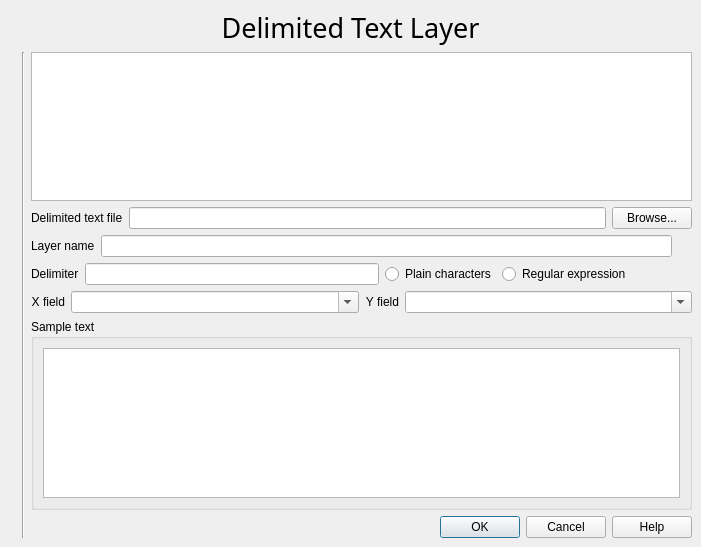
qgis/QGIS, file src/plugins/delimited_text/qgsdelimitedtextpluginguibase.ui: the form before one commit.
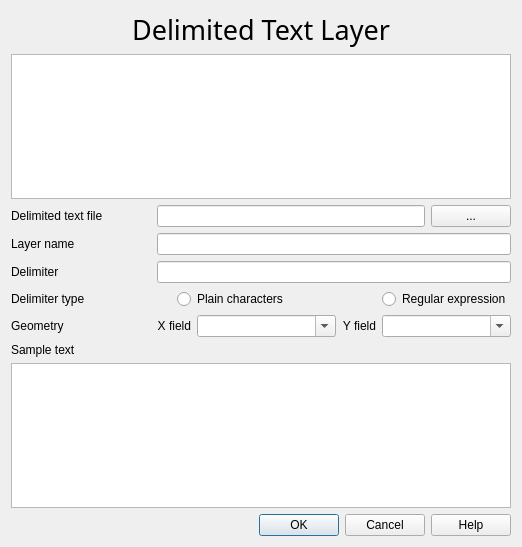
The form after the commit. Icons and pictures are not drawn. Custom widgets are drawn as their Qt base class.

```diff
--- a/src/plugins/delimited_text/qgsdelimitedtextpluginguibase.ui
+++ b/src/plugins/delimited_text/qgsdelimitedtextpluginguibase.ui
@@ -5,7 +5,7 @@
    <rect>
     <x>0</x>
     <y>0</y>
-    <width>701</width>
+    <width>522</width>
     <height>547</height>
    </rect>
   </property>
@@ -18,25 +18,7 @@
    </iconset>
   </property>
   <layout class="QGridLayout" >
-   <property name="leftMargin" >
-    <number>9</number>
-   </property>
-   <property name="topMargin" >
-    <number>9</number>
-   </property>
-   <property name="rightMargin" >
-    <number>9</number>
-   </property>
-   <property name="bottomMargin" >
-    <number>9</number>
-   </property>
-   <property name="horizontalSpacing" >
-    <number>6</number>
-   </property>
-   <property name="verticalSpacing" >
-    <number>6</number>
-   </property>
-   <item row="0" column="0" colspan="3" >
+   <item row="0" column="0" colspan="7" >
     <widget class="QLabel" name="txtHeading" >
      <property name="font" >
       <font>
@@ -57,7 +39,7 @@
      </property>
     </widget>
    </item>
-   <item row="1" column="2" >
+   <item row="1" column="0" colspan="7" >
     <widget class="QTextEdit" name="teInstructions" >
      <property name="readOnly" >
       <bool>true</bool>
@@ -65,119 +47,28 @@
      <property name="html" >
       <string>&lt;html>&lt;head>&lt;meta name="qrichtext" content="1" />&lt;style type="text/css">
 p, li { white-space: pre-wrap; }
-&lt;/style>&lt;/head>&lt;body style=" font-family:'Verdana'; font-size:10pt; font-weight:400; font-style:normal;">
-&lt;p style="-qt-paragraph-type:empty; margin-top:0px; margin-bottom:0px; margin-left:0px; margin-right:0px; -qt-block-indent:0; text-indent:0px;">&lt;/p>&lt;/body>&lt;/html></string>
+&lt;/style>&lt;/head>&lt;body style=" font-family:'Sans Serif'; font-size:10pt; font-weight:400; font-style:normal;">
+&lt;p style="-qt-paragraph-type:empty; margin-top:0px; margin-bottom:0px; margin-left:0px; margin-right:0px; -qt-block-indent:0; text-indent:0px; font-family:'Verdana';">&lt;/p>&lt;/body>&lt;/html></string>
      </property>
     </widget>
    </item>
-   <item row="5" column="2" >
-    <layout class="QHBoxLayout" >
-     <property name="spacing" >
-      <number>6</number>
-     </property>
-     <property name="leftMargin" >
-      <number>0</number>
-     </property>
-     <property name="topMargin" >
-      <number>0</number>
-     </property>
-     <property name="rightMargin" >
-      <number>0</number>
-     </property>
-     <property name="bottomMargin" >
-      <number>0</number>
-     </property>
-     <item>
-      <widget class="QLabel" name="textLabel2" >
-       <property name="text" >
-        <string>&lt;p align="right">X field&lt;/p></string>
-       </property>
-      </widget>
-     </item>
-     <item>
-      <widget class="QComboBox" name="cmbXField" >
-       <property name="sizePolicy" >
-        <sizepolicy vsizetype="Fixed" hsizetype="Expanding" >
-         <horstretch>0</horstretch>
-         <verstretch>0</verstretch>
-        </sizepolicy>
-       </property>
-       <property name="minimumSize" >
-        <size>
-         <width>120</width>
-         <height>0</height>
-        </size>
-       </property>
-       <property name="toolTip" >
-        <string>Name of the field containing x values</string>
-       </property>
-       <property name="whatsThis" >
-        <string>Name of the field containing x values. Choose a field from the list. The list is generated by parsing the header row of the delimited text file.</string>
-       </property>
-       <property name="editable" >
-        <bool>true</bool>
-       </property>
-      </widget>
-     </item>
-     <item>
-      <widget class="QLabel" name="textLabel2_2" >
-       <property name="text" >
-        <string>&lt;p align="right">Y field&lt;/p></string>
-       </property>
-      </widget>
-     </item>
-     <item>
-      <widget class="QComboBox" name="cmbYField" >
-       <property name="sizePolicy" >
-        <sizepolicy vsizetype="Fixed" hsizetype="Expanding" >
-         <horstretch>0</horstretch>
-         <verstretch>0</verstretch>
-        </sizepolicy>
-       </property>
-       <property name="minimumSize" >
-        <size>
-         <width>120</width>
-         <height>0</height>
-        </size>
-       </property>
-       <property name="toolTip" >
-        <string>Name of the field containing y values</string>
-       </property>
-       <property name="whatsThis" >
-        <string>Name of the field containing y values. Choose a field from the list. The list is generated by parsing the header row of the delimited text file.</string>
-       </property>
-       <property name="editable" >
-        <bool>true</bool>
-       </property>
-      </widget>
-     </item>
-    </layout>
-   </item>
-   <item row="2" column="2" >
-    <layout class="QHBoxLayout" >
-     <property name="spacing" >
-      <number>6</number>
-     </property>
-     <property name="leftMargin" >
-      <number>0</number>
-     </property>
-     <property name="topMargin" >
-      <number>0</number>
-     </property>
-     <property name="rightMargin" >
-      <number>0</number>
-     </property>
-     <property name="bottomMargin" >
-      <number>0</number>
-     </property>
-     <item>
+   <item row="2" column="0" >
       <widget class="QLabel" name="textLabel1" >
+     <property name="sizePolicy" >
+      <sizepolicy vsizetype="Preferred" hsizetype="MinimumExpanding" >
+       <horstretch>0</horstretch>
+       <verstretch>0</verstretch>
+      </sizepolicy>
+     </property>
        <property name="text" >
         <string>Delimited text file</string>
        </property>
-      </widget>
-     </item>
-     <item>
+     <property name="buddy" >
+      <cstring>txtFilePath</cstring>
+     </property>
+    </widget>
+   </item>
+   <item row="2" column="1" colspan="5" >
       <widget class="QgsFileDropEdit" name="txtFilePath" >
        <property name="toolTip" >
         <string>Full path to the delimited text file</string>
@@ -190,7 +81,7 @@
        </property>
       </widget>
      </item>
-     <item>
+   <item row="2" column="6" >
       <widget class="QPushButton" name="btnBrowseForFile" >
        <property name="enabled" >
         <bool>true</bool>
@@ -202,37 +93,27 @@
         <string>Use this button to browse to the location of the delimited text file. This button will not be enabled until a delimiter has been entered in the &lt;i>Delimiter&lt;/i> box. Once a file is chosen, the X and Y field drop-down boxes will be populated with the fields from the delimited text file.</string>
        </property>
        <property name="text" >
-        <string>Browse...</string>
+      <string>...</string>
        </property>
       </widget>
      </item>
-    </layout>
-   </item>
-   <item row="3" column="2" >
-    <layout class="QHBoxLayout" >
-     <property name="spacing" >
-      <number>6</number>
-     </property>
-     <property name="leftMargin" >
-      <number>0</number>
-     </property>
-     <property name="topMargin" >
-      <number>0</number>
-     </property>
-     <property name="rightMargin" >
-      <number>0</number>
-     </property>
-     <property name="bottomMargin" >
-      <number>0</number>
-     </property>
-     <item>
+   <item row="3" column="0" >
       <widget class="QLabel" name="textLabel1_2" >
+     <property name="sizePolicy" >
+      <sizepolicy vsizetype="Preferred" hsizetype="MinimumExpanding" >
+       <horstretch>0</horstretch>
+       <verstretch>0</verstretch>
+      </sizepolicy>
+     </property>
        <property name="text" >
         <string>Layer name</string>
        </property>
-      </widget>
-     </item>
-     <item>
+     <property name="buddy" >
+      <cstring>txtLayerName</cstring>
+     </property>
+    </widget>
+   </item>
+   <item row="3" column="1" colspan="6" >
       <widget class="QLineEdit" name="txtLayerName" >
        <property name="toolTip" >
         <string>Name to display in the map legend</string>
@@ -242,112 +123,10 @@
        </property>
       </widget>
      </item>
-     <item>
-      <spacer>
-       <property name="orientation" >
-        <enum>Qt::Horizontal</enum>
-       </property>
-       <property name="sizeType" >
-        <enum>QSizePolicy::Fixed</enum>
-       </property>
-       <property name="sizeHint" >
-        <size>
-         <width>20</width>
-         <height>21</height>
-        </size>
-       </property>
-      </spacer>
-     </item>
-    </layout>
-   </item>
-   <item row="7" column="2" >
-    <widget class="QDialogButtonBox" name="buttonBox" >
-     <property name="orientation" >
-      <enum>Qt::Horizontal</enum>
-     </property>
-     <property name="standardButtons" >
-      <set>QDialogButtonBox::Cancel|QDialogButtonBox::Help|QDialogButtonBox::NoButton|QDialogButtonBox::Ok</set>
-     </property>
-    </widget>
-   </item>
-   <item rowspan="7" row="1" column="0" >
-    <widget class="QLabel" name="pixmapLabel1" >
-     <property name="pixmap" >
-      <pixmap resource="delimited_text.qrc" >:/delimited_text.png</pixmap>
-     </property>
-     <property name="scaledContents" >
-      <bool>false</bool>
-     </property>
-    </widget>
-   </item>
-   <item row="6" column="2" >
-    <widget class="QGroupBox" name="groupBox" >
-     <property name="title" >
-      <string>Sample text</string>
-     </property>
-     <layout class="QGridLayout" >
-      <property name="leftMargin" >
-       <number>9</number>
-      </property>
-      <property name="topMargin" >
-       <number>9</number>
-      </property>
-      <property name="rightMargin" >
-       <number>9</number>
-      </property>
-      <property name="bottomMargin" >
-       <number>9</number>
-      </property>
-      <property name="horizontalSpacing" >
-       <number>6</number>
-      </property>
-      <property name="verticalSpacing" >
-       <number>6</number>
-      </property>
-      <item row="0" column="0" >
-       <widget class="QTextEdit" name="txtSample" >
-        <property name="readOnly" >
-         <bool>true</bool>
-        </property>
-       </widget>
-      </item>
-     </layout>
-    </widget>
-   </item>
-   <item rowspan="7" row="1" column="1" >
-    <widget class="Line" name="line1" >
-     <property name="frameShape" >
-      <enum>QFrame::VLine</enum>
-     </property>
-     <property name="frameShadow" >
-      <enum>QFrame::Sunken</enum>
-     </property>
-     <property name="orientation" >
-      <enum>Qt::Vertical</enum>
-     </property>
-    </widget>
-   </item>
-   <item row="4" column="2" >
-    <layout class="QHBoxLayout" >
-     <property name="spacing" >
-      <number>6</number>
-     </property>
-     <property name="leftMargin" >
-      <number>0</number>
-     </property>
-     <property name="topMargin" >
-      <number>0</number>
-     </property>
-     <property name="rightMargin" >
-      <number>0</number>
-     </property>
-     <property name="bottomMargin" >
-      <number>0</number>
-     </property>
-     <item>
+   <item row="4" column="0" >
       <widget class="QLabel" name="textLabel3" >
        <property name="sizePolicy" >
-        <sizepolicy vsizetype="Preferred" hsizetype="Minimum" >
+      <sizepolicy vsizetype="Preferred" hsizetype="MinimumExpanding" >
          <horstretch>0</horstretch>
          <verstretch>0</verstretch>
         </sizepolicy>
@@ -355,12 +134,15 @@
        <property name="text" >
         <string>Delimiter</string>
        </property>
-      </widget>
-     </item>
-     <item>
+     <property name="buddy" >
+      <cstring>txtDelimiter</cstring>
+     </property>
+    </widget>
+   </item>
+   <item row="4" column="1" colspan="6" >
       <widget class="QLineEdit" name="txtDelimiter" >
        <property name="sizePolicy" >
-        <sizepolicy vsizetype="Fixed" hsizetype="Expanding" >
+      <sizepolicy vsizetype="Fixed" hsizetype="Minimum" >
          <horstretch>0</horstretch>
          <verstretch>0</verstretch>
         </sizepolicy>
@@ -379,7 +161,17 @@
        </property>
       </widget>
      </item>
-     <item>
+   <item row="5" column="0" colspan="2" >
+    <widget class="QLabel" name="label_2" >
+     <property name="text" >
+      <string>Delimiter type</string>
+     </property>
+     <property name="buddy" >
+      <cstring>delimiterPlain</cstring>
+     </property>
+    </widget>
+   </item>
+   <item row="5" column="2" colspan="3" >
       <widget class="QRadioButton" name="delimiterPlain" >
        <property name="toolTip" >
         <string>The delimiter is taken as is</string>
@@ -392,7 +184,7 @@
        </property>
       </widget>
      </item>
-     <item>
+   <item row="5" column="5" colspan="2" >
       <widget class="QRadioButton" name="delimiterRegexp" >
        <property name="toolTip" >
         <string>The delimiter is a regular expression</string>
@@ -405,23 +197,109 @@
        </property>
       </widget>
      </item>
-     <item>
-      <spacer>
+   <item row="6" column="0" >
+    <widget class="QLabel" name="label_3" >
+     <property name="text" >
+      <string>Geometry</string>
+     </property>
+    </widget>
+   </item>
+   <item row="6" column="1" colspan="2" >
+    <widget class="QLabel" name="textLabel2" >
+     <property name="text" >
+      <string>&lt;p align="right">X field&lt;/p></string>
+     </property>
+     <property name="buddy" >
+      <cstring>cmbXField</cstring>
+     </property>
+    </widget>
+   </item>
+   <item row="6" column="3" >
+    <widget class="QComboBox" name="cmbXField" >
+     <property name="sizePolicy" >
+      <sizepolicy vsizetype="Fixed" hsizetype="Expanding" >
+       <horstretch>0</horstretch>
+       <verstretch>0</verstretch>
+      </sizepolicy>
+     </property>
+     <property name="minimumSize" >
+      <size>
+       <width>120</width>
+       <height>0</height>
+      </size>
+     </property>
+     <property name="toolTip" >
+      <string>Name of the field containing x values</string>
+     </property>
+     <property name="whatsThis" >
+      <string>Name of the field containing x values. Choose a field from the list. The list is generated by parsing the header row of the delimited text file.</string>
+     </property>
+     <property name="editable" >
+      <bool>true</bool>
+     </property>
+    </widget>
+   </item>
+   <item row="6" column="4" >
+    <widget class="QLabel" name="textLabel2_2" >
+     <property name="text" >
+      <string>&lt;p align="right">Y field&lt;/p></string>
+     </property>
+     <property name="buddy" >
+      <cstring>cmbYField</cstring>
+     </property>
+    </widget>
+   </item>
+   <item row="6" column="5" colspan="2" >
+    <widget class="QComboBox" name="cmbYField" >
+     <property name="sizePolicy" >
+      <sizepolicy vsizetype="Fixed" hsizetype="Expanding" >
+       <horstretch>0</horstretch>
+       <verstretch>0</verstretch>
+      </sizepolicy>
+     </property>
+     <property name="minimumSize" >
+      <size>
+       <width>120</width>
+       <height>0</height>
+      </size>
+     </property>
+     <property name="toolTip" >
+      <string>Name of the field containing y values</string>
+     </property>
+     <property name="whatsThis" >
+      <string>Name of the field containing y values. Choose a field from the list. The list is generated by parsing the header row of the delimited text file.</string>
+     </property>
+     <property name="editable" >
+      <bool>true</bool>
+     </property>
+    </widget>
+   </item>
+   <item row="7" column="0" >
+    <widget class="QLabel" name="label" >
+     <property name="text" >
+      <string>Sample text</string>
+     </property>
+     <property name="buddy" >
+      <cstring>txtSample</cstring>
+     </property>
+    </widget>
+   </item>
+   <item row="8" column="0" colspan="7" >
+    <widget class="QTextEdit" name="txtSample" >
+     <property name="readOnly" >
+      <bool>true</bool>
+     </property>
+    </widget>
+   </item>
+   <item row="9" column="0" colspan="7" >
+    <widget class="QDialogButtonBox" name="buttonBox" >
        <property name="orientation" >
         <enum>Qt::Horizontal</enum>
        </property>
-       <property name="sizeType" >
-        <enum>QSizePolicy::Minimum</enum>
-       </property>
-       <property name="sizeHint" >
-        <size>
-         <width>61</width>
-         <height>20</height>
-        </size>
-       </property>
-      </spacer>
-     </item>
-    </layout>
+     <property name="standardButtons" >
+      <set>QDialogButtonBox::Cancel|QDialogButtonBox::Help|QDialogButtonBox::NoButton|QDialogButtonBox::Ok</set>
+     </property>
+    </widget>
    </item>
   </layout>
  </widget>
```
Left out of the diff: 9 changed lines with no effect on the pictures. Lines whose indentation alone changed are shown as unchanged.
